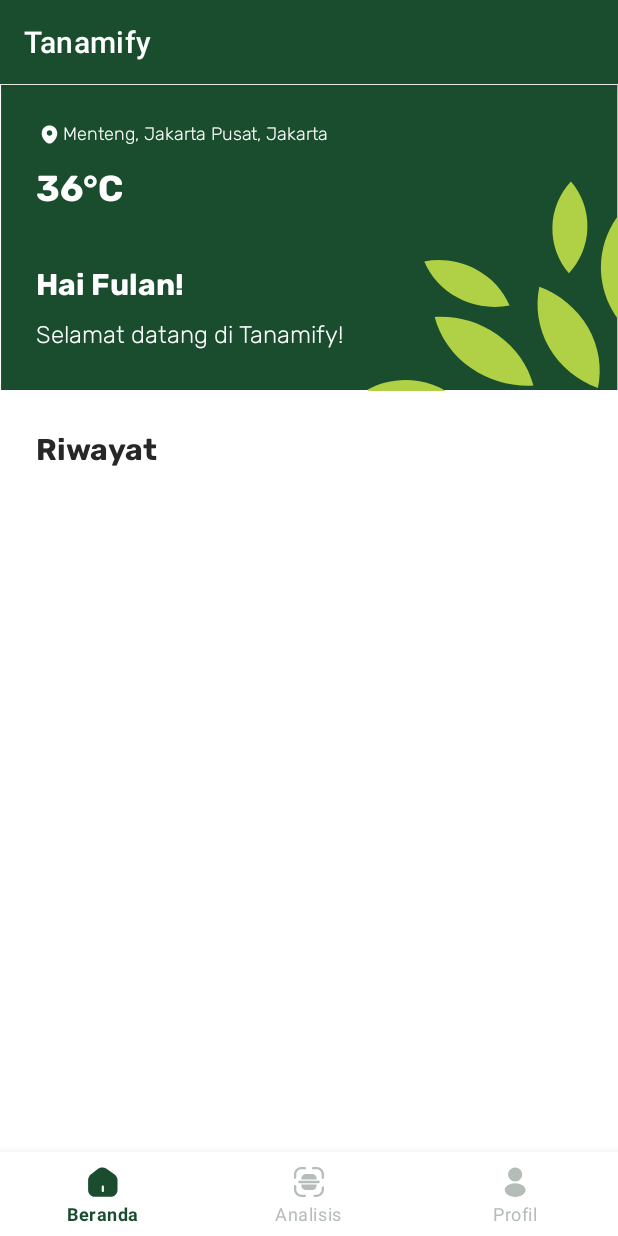
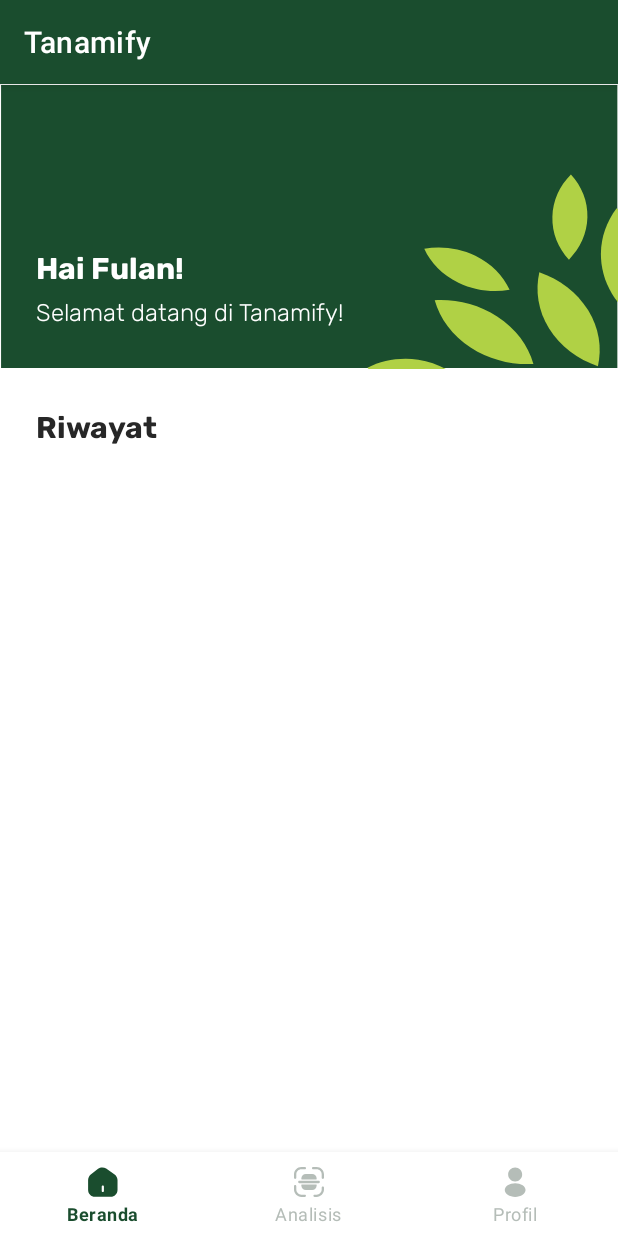
Before and after one commit to Tanamify/MD-Tanamify, an Android app: the HomeFragment screen opened directly, with no data from a screen before it, on a phone screen of 412 x 824 dp. Run offline under Robolectric (Android 15) with nearby library versions, the phone set to English and light mode, and no system bars; our stand-ins replace navigation-ui; network calls fail; pictures from the network do not load.

Commit message:
fix: hero-text

```diff
--- a/app/src/main/res/layout/fragment_home.xml
+++ b/app/src/main/res/layout/fragment_home.xml
@@ -7,34 +7,25 @@
     android:background="@color/white"
     tools:context=".ui.home.HomeFragment">
 
-    <LinearLayout
+    <androidx.constraintlayout.widget.ConstraintLayout
         android:id="@+id/ivHero"
         android:layout_width="match_parent"
-        android:layout_height="wrap_content"
-        android:orientation="vertical"
+        android:layout_height="190dp"
         android:background="@drawable/hero"
         android:padding="24dp"
-        android:layout_margin="0dp">
+        tools:ignore="MissingConstraints">
 
         <TextView
-            android:id="@+id/tv_location"
+            android:id="@+id/tv_welcome_message"
             android:layout_width="wrap_content"
             android:layout_height="wrap_content"
-            android:drawableStart="@drawable/ic_loc_foreground"
-            android:text="Menteng, Jakarta Pusat, Jakarta"
+            android:text="Selamat datang di Tanamify!"
             android:textColor="#FFFFFF"
+            android:textSize="16sp"
             android:fontFamily="@font/rubik"
-            android:textSize="12sp" />
-
-        <TextView
-            android:id="@+id/tv_temperature"
-            android:layout_width="wrap_content"
-            android:layout_height="wrap_content"
-            android:text="36°C"
-            android:textColor="#FFFFFF"
-            android:textSize="24sp"
-            android:fontFamily="@font/rubik_bold"
-            android:layout_marginTop="8dp" />
+            android:layout_marginTop="4dp"
+            app:layout_constraintStart_toStartOf="parent"
+            app:layout_constraintBottom_toBottomOf="parent" />
 
         <TextView
             android:id="@+id/tv_greeting"
@@ -44,18 +35,13 @@
             android:textColor="#FFFFFF"
             android:textSize="20sp"
             android:fontFamily="@font/rubik_bold"
-            android:layout_marginTop="28dp" />
+            android:layout_marginTop="8dp"
+            app:layout_constraintStart_toStartOf="parent"
+            app:layout_constraintBottom_toTopOf="@+id/tv_welcome_message" />
 
-        <TextView
-            android:id="@+id/tv_welcome_message"
-            android:layout_width="wrap_content"
-            android:layout_height="wrap_content"
-            android:text="Selamat datang di Tanamify!"
-            android:textColor="#FFFFFF"
-            android:textSize="16sp"
-            android:fontFamily="@font/rubik"
-            android:layout_marginTop="4dp" />
-    </LinearLayout>
+    </androidx.constraintlayout.widget.ConstraintLayout>
+
+
 
     <TextView
         android:id="@+id/historyTitle"
```
